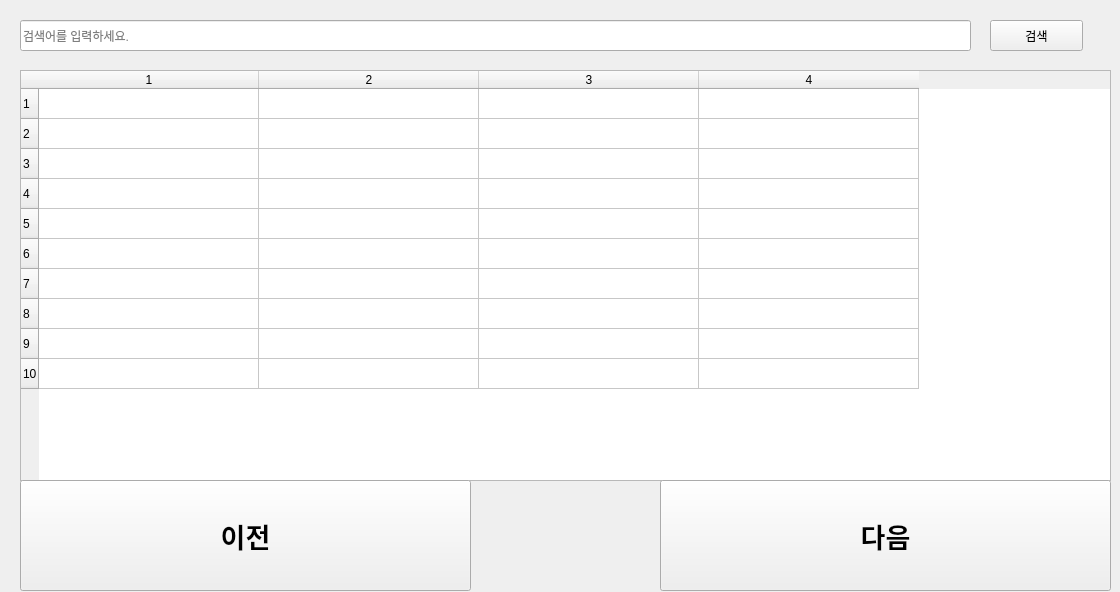
wkghd1223/graduate, file NSC/ui/news.ui: the form before one commit.
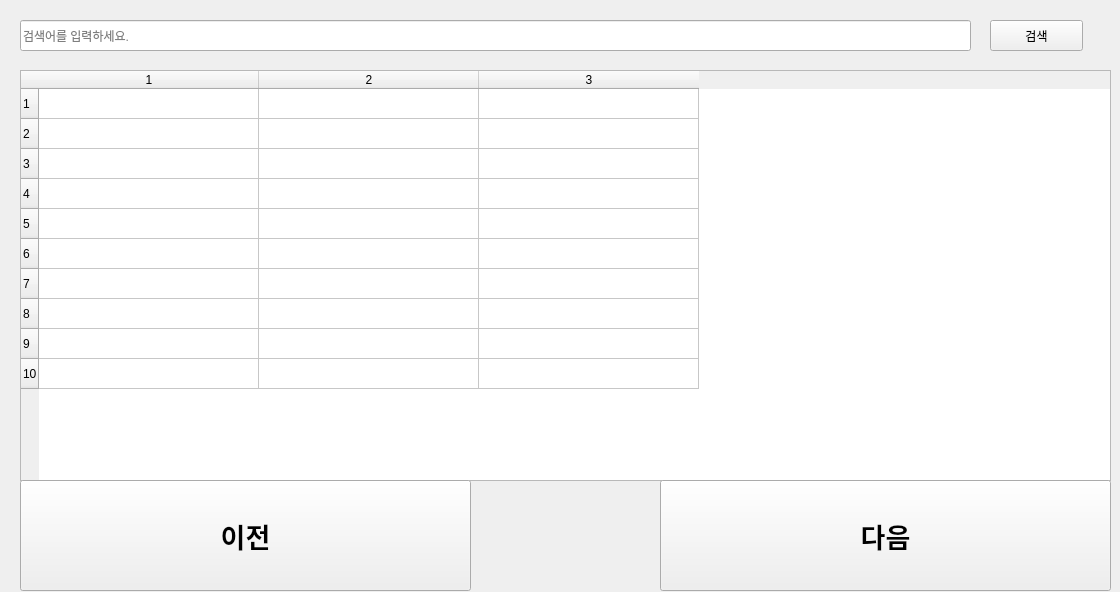
The form after the commit.

Commit message: #18 #23 뉴스 크롤링 url 삭제

Diff of the .ui file:
```diff
--- a/NSC/ui/news.ui
+++ b/NSC/ui/news.ui
@@ -58,7 +58,7 @@
     <number>10</number>
    </property>
    <property name="columnCount">
-    <number>4</number>
+    <number>3</number>
    </property>
    <attribute name="horizontalHeaderDefaultSectionSize">
     <number>220</number>
@@ -76,7 +76,6 @@
    <column/>
    <column/>
    <column/>
-   <column/>
   </widget>
   <widget class="QPushButton" name="nextBtn">
    <property name="geometry">
```
The commit also changes 2 other files.
